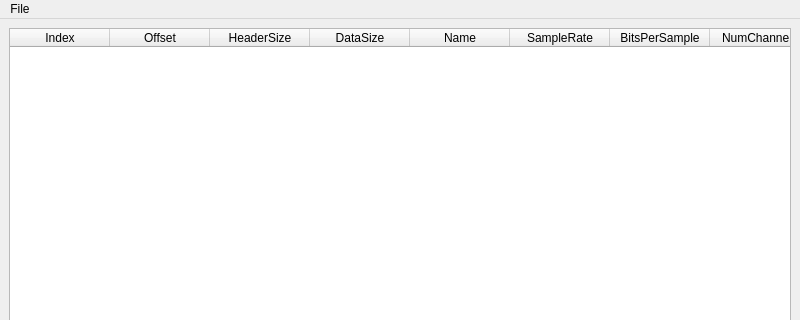
This is mainwindow.ui in Toksisitee/PopSoundEditor as Qt 5 draws it before an edit; both pictures show x 0 to 800 and y 0 to 320 of the 800 by 600 pixel window. The edited form follows.
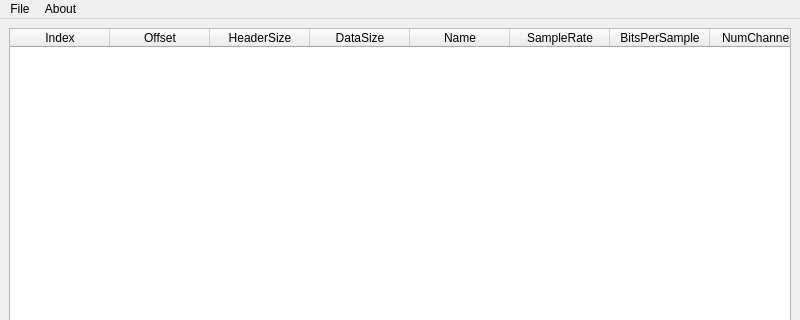
This is the edited form.

Commit message: Qt license about

Patch:
```diff
--- a/mainwindow.ui
+++ b/mainwindow.ui
@@ -118,7 +118,16 @@
     <addaction name="menuMusic"/>
     <addaction name="actionExtract"/>
    </widget>
+   <widget class="QMenu" name="menuAbout">
+    <property name="title">
+     <string>About</string>
+    </property>
+    <addaction name="separator"/>
+    <addaction name="actionEditor"/>
+    <addaction name="actionQt"/>
+   </widget>
    <addaction name="menuFile"/>
+   <addaction name="menuAbout"/>
   </widget>
   <widget class="QStatusBar" name="statusbar"/>
   <action name="actionOpen">
```
Left out of the diff: 10 changed lines with no effect on the pictures. The commit also changes 2 other files.
